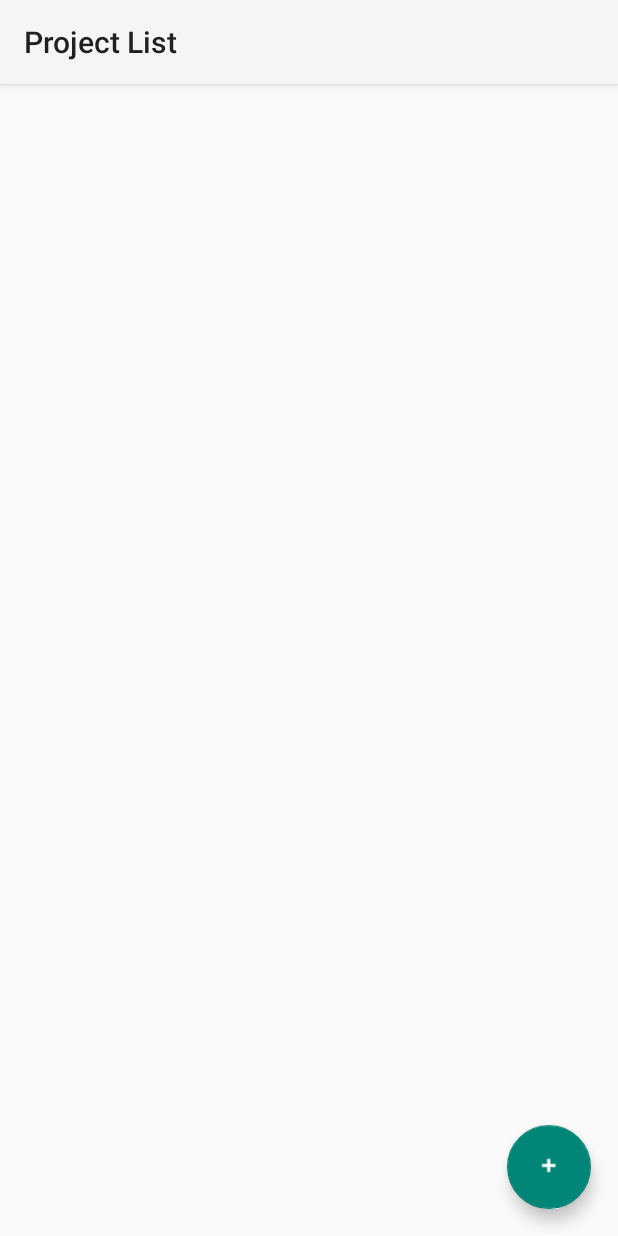
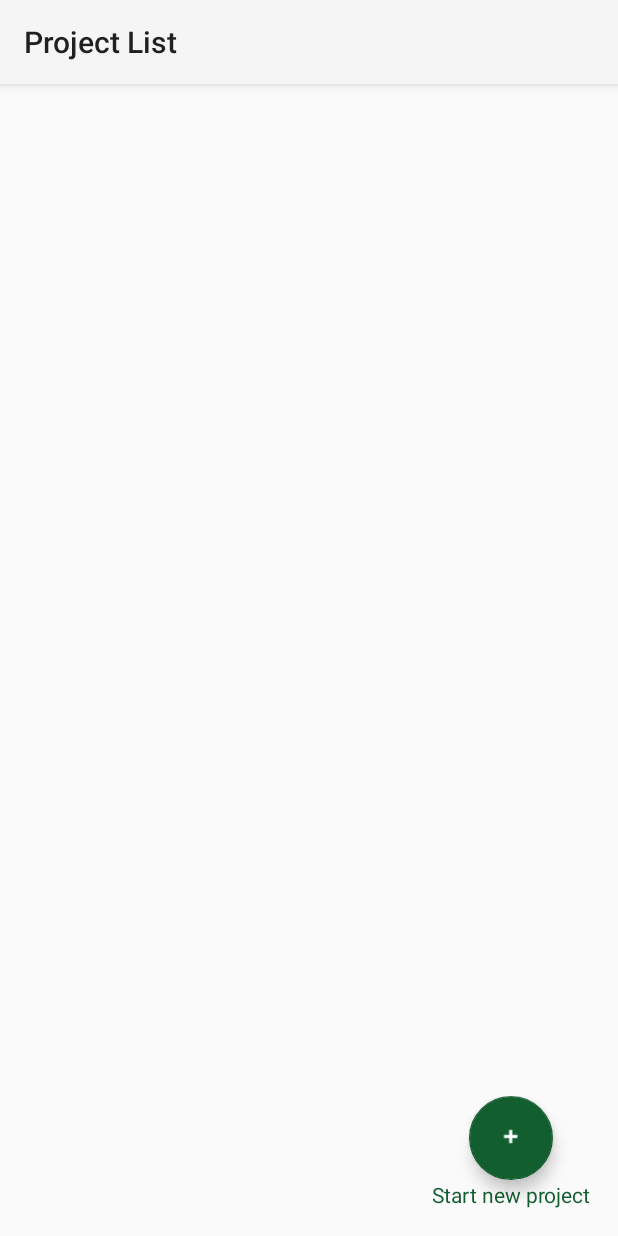
Before and after one commit to davidcampelo/PublicOpenSpaceToolApp, an Android app: the fragment ProjectListFragment shown on its own in the app's theme, on a phone screen of 412 x 824 dp. Run offline under Robolectric (Android 15) with nearby library versions, the phone set to English and light mode, and no system bars.

Commit message:
Minor bug fixes as asked by the Master's tutor

```diff
--- a/app/build.gradle
+++ b/app/build.gradle
@@ -17,8 +17,8 @@ android {
         applicationId "org.davidcampelo.post"
         minSdkVersion 17
         targetSdkVersion 24
-        versionCode 10
-        versionName "0.10"
+        versionCode 11
+        versionName "0.11"
         signingConfig signingConfigs.release
     }
     buildTypes {
--- a/app/src/main/res/layout/fragment_project_list.xml
+++ b/app/src/main/res/layout/fragment_project_list.xml
@@ -1,6 +1,7 @@
 <?xml version="1.0" encoding="utf-8"?>
 <android.support.design.widget.CoordinatorLayout xmlns:android="http://schemas.android.com/apk/res/android"
     xmlns:tools="http://schemas.android.com/tools"
+    xmlns:app="http://schemas.android.com/apk/res-auto"
     android:layout_width="match_parent"
     android:layout_height="match_parent"
     android:paddingBottom="@dimen/activity_vertical_margin"
@@ -13,12 +14,35 @@
         android:layout_width="match_parent"
         android:layout_height="wrap_content"/>
 
-    <android.support.design.widget.FloatingActionButton
-        android:id="@+id/fabAddProject"
+    <FrameLayout
+        android:layout_gravity="bottom|end"
         android:layout_width="wrap_content"
-        android:layout_height="wrap_content"
-        android:layout_gravity="bottom|end"
-        android:layout_margin="@dimen/fab_margin"
-        android:src="@drawable/my_ic_input_add" />
+        android:padding="@dimen/fab_margin"
+        android:layout_height="wrap_content">
+        <RelativeLayout
+            android:layout_width="match_parent"
+            android:layout_height="match_parent">
+            <android.support.design.widget.FloatingActionButton
+                android:id="@+id/fabAddProject"
+                android:layout_width="wrap_content"
+                android:layout_height="wrap_content"
+                android:layout_alignParentTop="true"
+                android:layout_centerHorizontal="true"
+                android:layout_centerVertical="true"
+                android:theme="@style/MyFloatingActionButton"
+                android:layout_gravity="center_vertical|center_horizontal"
+                android:src="@drawable/my_ic_input_add" />
+            <TextView
+                android:layout_width="wrap_content"
+                android:layout_height="wrap_content"
+                android:textColor="@color/colorPrimaryDark"
+                android:layout_gravity="center|bottom"
+                android:layout_below="@id/fabAddProject"
+                android:text="@string/fragment_project_list_add"/>
+        </RelativeLayout>
+
+    </FrameLayout>
+
+
 
 </android.support.design.widget.CoordinatorLayout>
--- a/app/src/main/res/layout/fragment_public_open_space_list.xml
+++ b/app/src/main/res/layout/fragment_public_open_space_list.xml
@@ -25,9 +25,10 @@
                 android:id="@+id/fabAddPublicOpenSpace"
                 android:layout_width="wrap_content"
                 android:layout_height="wrap_content"
-            android:layout_centerInParent="true"
+                android:layout_alignParentTop="true"
                 android:layout_centerHorizontal="true"
                 android:layout_centerVertical="true"
+                android:theme="@style/MyFloatingActionButton"
                 android:layout_gravity="center_vertical|center_horizontal"
                 android:src="@drawable/my_ic_input_add" />
             <TextView
@@ -36,7 +37,7 @@
                 android:textColor="@color/colorPrimaryDark"
                 android:layout_gravity="center|bottom"
                 android:layout_below="@id/fabAddPublicOpenSpace"
-            android:text="Add new POS"/>
+                android:text="@string/fragment_public_open_space_list_add"/>
         </RelativeLayout>
 
     </FrameLayout>
--- a/app/src/main/res/values/styles_green.xml
+++ b/app/src/main/res/values/styles_green.xml
@@ -32,6 +32,8 @@
         <item name="actionModeCloseButtonStyle">@style/ActionButton.CloseMode.Green</item>
         <item name="android:textViewStyle">@style/MyTextViewStyle</item>
     </style>
+    <style name="MyFloatingActionButton" parent="Theme.Green">
+        <item name="colorAccent">@color/colorPrimaryDark</item></style>
 
     <style name="MyTextViewStyle" parent="android:Widget.TextView">
         <item name="android:textColor">#333333</item>
@@ -44,7 +46,8 @@
     </style>
 
     <style name="ActionBar.Solid.Green" parent="@style/Widget.AppCompat.Light.ActionBar.Solid">
-        <item name="background">@drawable/ab_stacked_solid_green</item>
+        <item name="backgroundTint">@color/colorPrimaryDark</item>
+        <item name="background">@color/colorPrimaryDark</item>
         <item name="backgroundStacked">@drawable/ab_stacked_solid_green</item>
         <item name="backgroundSplit">@drawable/ab_bottom_solid_green</item>
         <item name="progressBarStyle">@style/ProgressBar.Green</item>
--- a/app/src/main/res/xml/questions_with_alias_and_hint_v3.xml
+++ b/app/src/main/res/xml/questions_with_alias_and_hint_v3.xml
@@ -260,7 +260,7 @@
     </question>
 
         <!-- QUESTION 34 -->
-    <question alias="34.caf�" number="34" hint="Tick one only. Check to see if there is a permanent structure (building) within the POS that sells food. Do not include kiosks or caf�s on the streets around the POS. Do not include vans or mobile food outlets. Do not include kiosks associated with local clubrooms that are only open for local weekend sporting matches." type="SINGLE_CHOICE" title="Is there a kiosk/cafe' present? (tick one only)">
+    <question alias="34.café" number="34" hint="Tick one only. Check to see if there is a permanent structure (building) within the POS that sells food. Do not include kiosks or cafés on the streets around the POS. Do not include vans or mobile food outlets. Do not include kiosks associated with local clubrooms that are only open for local weekend sporting matches." type="SINGLE_CHOICE" title="Is there a kiosk/café present? (tick one only)">
             <option alias="34.7DAYS" value="1" title="7 days per week"></option>
             <option alias="34.weedays" value="2" title="Weekdays only"></option>
             <option alias="34.weekends" value="3" title="Weekends only"></option>
@@ -320,7 +320,7 @@
     </question>
 
         <!-- QUESTION 44 -->
-    <question alias="44.light_local" number="44" hint="Around courts, buidlings and equipment if lighting is located next to these features. Along paths if lighting is placed in a row along paths through or around the perimeter of the POS. Perimeter all sides if lighting is located along all sides of the POS. Perimeter some sides when lighting is placed in a row along at least one side, but not all sides of the POS. Random throughout POS when the placement of lighting in the POS appears without any apparent pattern, or with a pattern but spread throughout the POS." type="MULTIPLE_CHOICE" title="Where is the lighting located? (tick all relevant)">
+    <question alias="44.light_local" number="44" hint="Around courts, buildings and equipment if lighting is located next to these features. Along paths if lighting is placed in a row along paths through or around the perimeter of the POS. Perimeter all sides if lighting is located along all sides of the POS. Perimeter some sides when lighting is placed in a row along at least one side, but not all sides of the POS. Random throughout POS when the placement of lighting in the POS appears without any apparent pattern, or with a pattern but spread throughout the POS." type="MULTIPLE_CHOICE" title="Where is the lighting located? (tick all relevant)">
             <option alias="44.l_around" value="1" title="Around courts, buildings, and equipment"></option>
             <option alias="44.l_along" value="1" title="Along paths"></option>
             <option alias="44.l_perimall" value="1" title="Perimeter all sides"></option>
@@ -329,7 +329,7 @@
     </question>
 
         <!-- QUESTION 45 -->
-    <question alias="45.visroads" number="45" hint="Stand in the centre of the POS and survey the roads that border the POS. Clearly visible means that there are no trees, buildings, parked cars, or buildings between the POS and the road." type="SINGLE_CHOICE" title="From the centre of the POS, how  visible are surrounding roads? (tick one)">
+    <question alias="45.visroads" number="45" hint="Stand in the centre of the POS and survey the roads that border the POS. Clearly visible means that there are no trees, buildings, parked cars, or buildings between the POS and the road." type="SINGLE_CHOICE" title="From the centre of the POS, how visible are surrounding roads? (tick one)">
             <option alias="45.r_clearly" value="1" title="Road/s clearly visible from the centre of the POS"></option>
             <option alias="45.r_partly" value="2" title="Road/s partly visible from the centre of the POS"></option>
             <option alias="45.r_cannot" value="3" title="Road/s cannot be seen from the centre of the POS"></option>
```
Also changed, not shown: app/src/main/java/org/davidcampelo/post/HelpFragment.java (+7 -7 lines), app/src/main/res/layout/fragment_help.xml (+8 -8 lines), app/src/main/res/values-v21/styles.xml (deleted, +0 -9 lines), app/src/main/res/values/strings.xml (+5 -4 lines), app/src/main/res/values/styles.xml (deleted, +0 -33 lines). Lines whose indentation alone changed are shown as unchanged.
